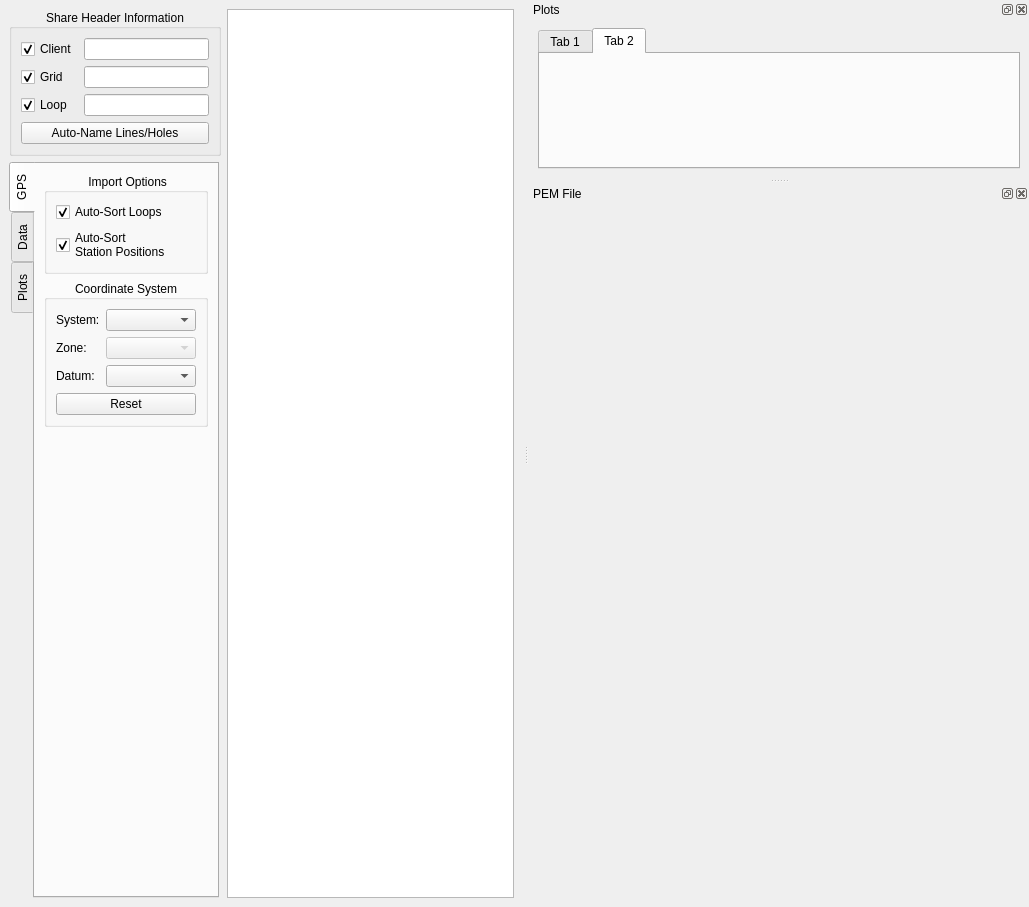
Old version of the form src/qt_ui/pem_editor_window.ui in the repository Eric-Meunier/Processor-Suite.
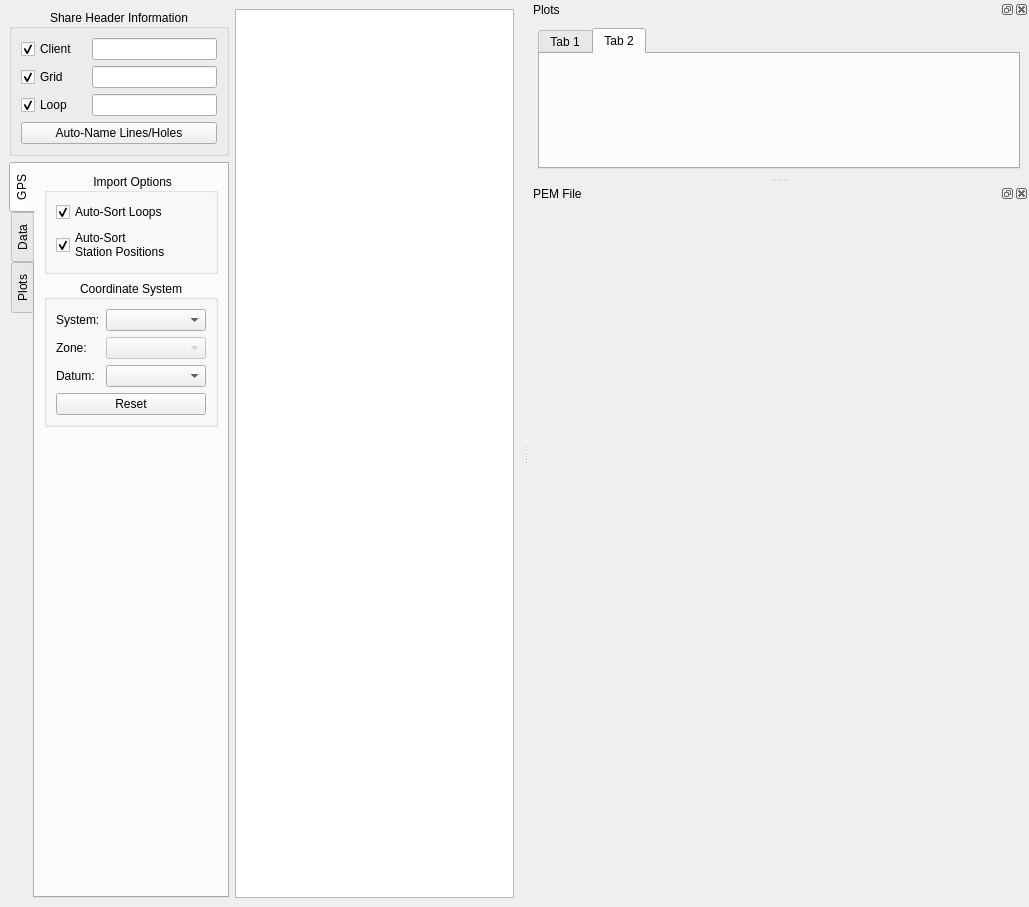
New version of the form.

Commit message: Table sorting is alphanumeric.

```diff
--- a/src/qt_ui/pem_editor_window.ui
+++ b/src/qt_ui/pem_editor_window.ui
@@ -210,7 +210,7 @@
       </property>
       <property name="maximumSize">
        <size>
-        <width>210</width>
+        <width>220</width>
         <height>16777215</height>
        </size>
       </property>
```
The commit also changes 1 other file.
